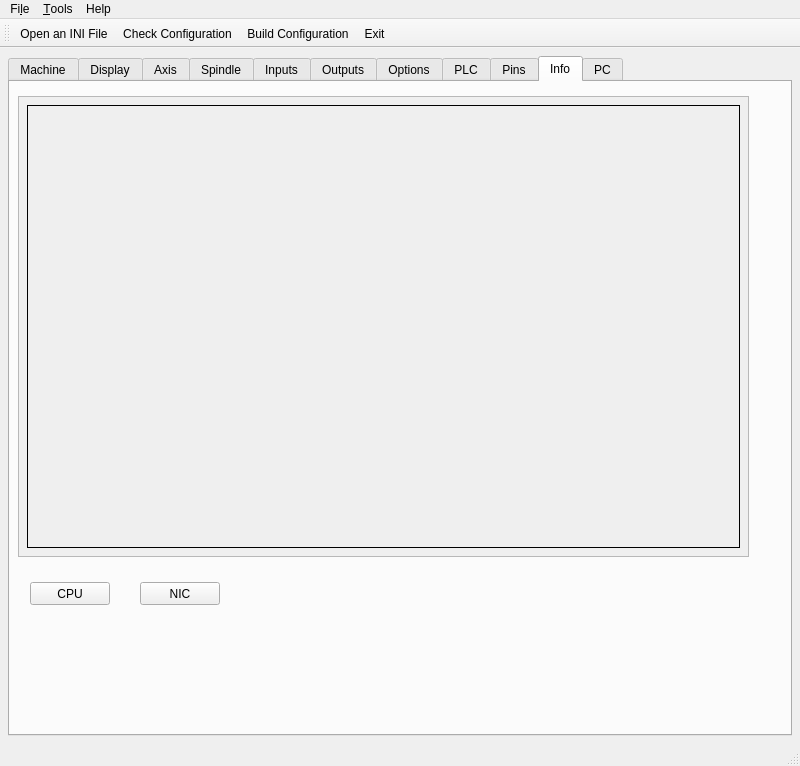
Qt form c7i96/c7i96.ui (jethornton/7i96) before a commit.
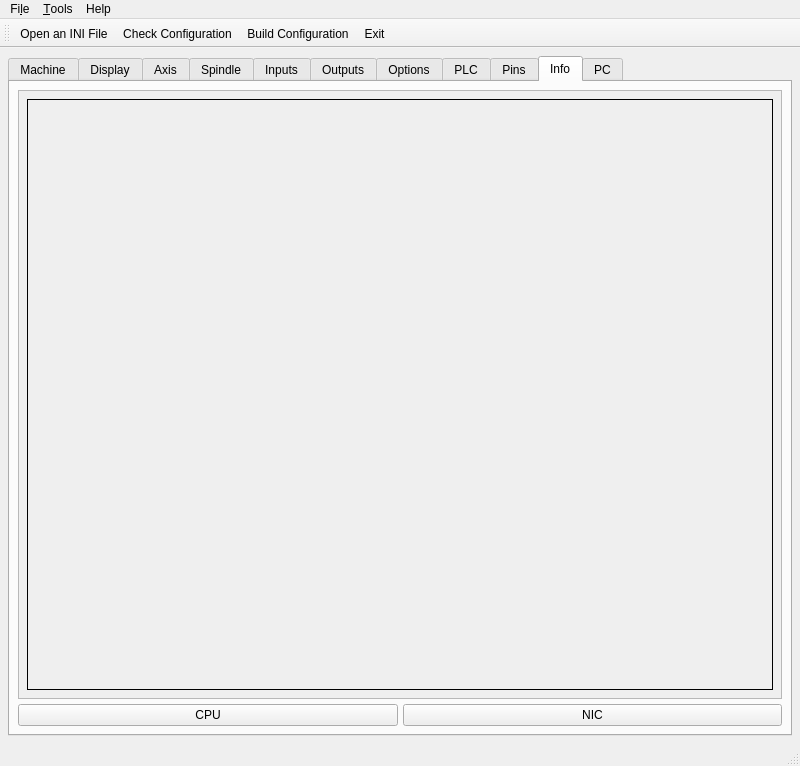
The same form after that commit. The open tabs and pages were chosen to show the change.

```diff
--- a/c7i96/c7i96.ui
+++ b/c7i96/c7i96.ui
@@ -7314,15 +7314,9 @@
        <attribute name="title">
         <string>Info</string>
        </attribute>
+       <layout class="QGridLayout" name="gridLayout_51">
+        <item row="0" column="0" colspan="2">
        <widget class="QScrollArea" name="scrollArea_2">
-        <property name="geometry">
-         <rect>
-          <x>8</x>
-          <y>14</y>
-          <width>731</width>
-          <height>461</height>
-         </rect>
-        </property>
         <property name="widgetResizable">
          <bool>true</bool>
         </property>
@@ -7331,8 +7325,8 @@
           <rect>
            <x>0</x>
            <y>0</y>
-           <width>729</width>
-           <height>459</height>
+             <width>758</width>
+             <height>575</height>
           </rect>
          </property>
          <layout class="QGridLayout" name="gridLayout_38">
@@ -7362,15 +7356,9 @@
          </layout>
         </widget>
        </widget>
+        </item>
+        <item row="1" column="0">
        <widget class="QPushButton" name="cpuPB">
-        <property name="geometry">
-         <rect>
-          <x>20</x>
-          <y>500</y>
-          <width>80</width>
-          <height>23</height>
-         </rect>
-        </property>
         <property name="toolTip">
          <string>Central Processing Unit</string>
         </property>
@@ -7378,15 +7366,9 @@
          <string>CPU</string>
         </property>
        </widget>
+        </item>
+        <item row="1" column="1">
        <widget class="QPushButton" name="nicPB">
-        <property name="geometry">
-         <rect>
-          <x>130</x>
-          <y>500</y>
-          <width>80</width>
-          <height>23</height>
-         </rect>
-        </property>
         <property name="toolTip">
          <string>&lt;html&gt;&lt;head/&gt;&lt;body&gt;&lt;p&gt;Network Interface Card&lt;/p&gt;&lt;/body&gt;&lt;/html&gt;</string>
         </property>
@@ -7394,6 +7376,8 @@
          <string>NIC</string>
         </property>
        </widget>
+        </item>
+       </layout>
       </widget>
       <widget class="QWidget" name="pc">
        <attribute name="title">
```
Lines whose indentation alone changed are shown as unchanged.
